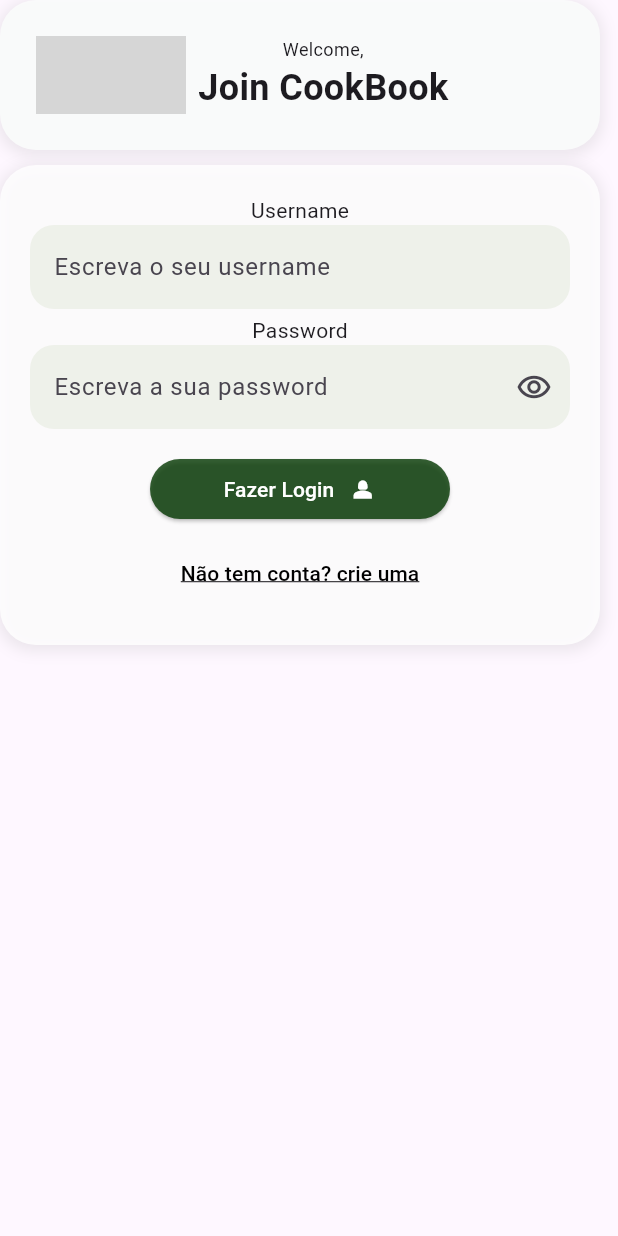
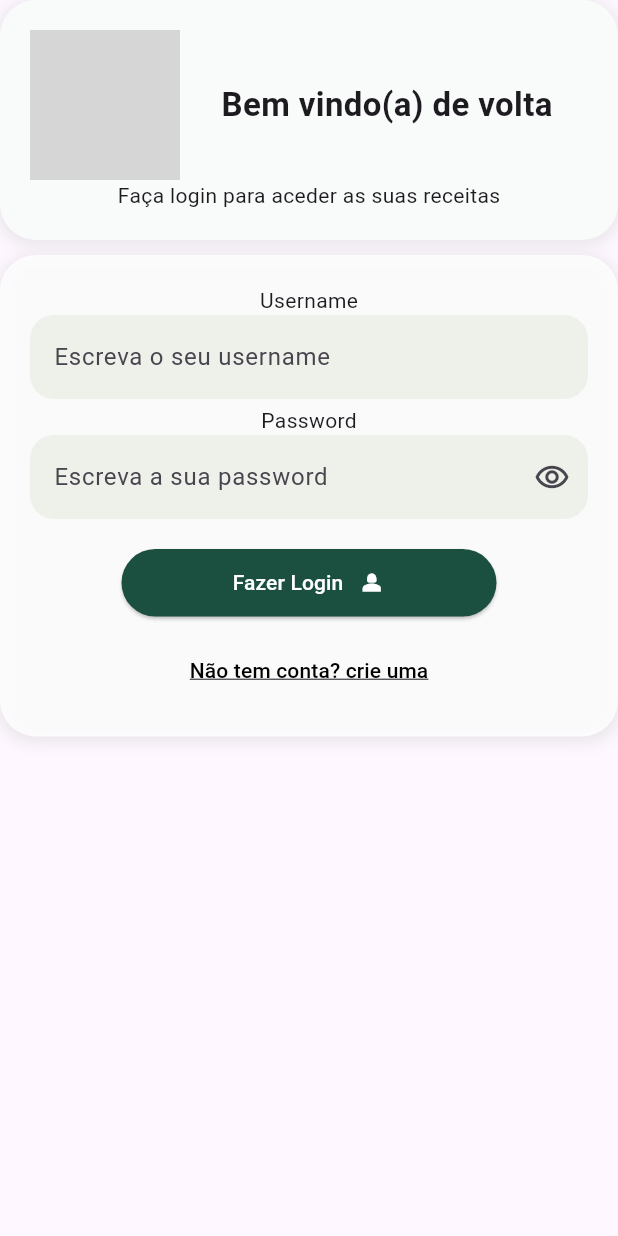
Before and after one commit to Gui-KO4/Cookbook, a Flutter app: the screen it shows after launch, after a tap on the "person outline" icon, on a phone screen of 412 x 824 dp. Run offline on Flutter 3.47's test engine with Material 3 defaults, Android fonts, the phone set to English and light mode, and no system bars; network calls fail; Roboto replaces fonts that are missing (poppins); grey boxes are pictures that could not be loaded.

Commit message:
login e register quase prontos

```diff
--- a/app/cookbook/lib/screens/loginscreen.dart
+++ b/app/cookbook/lib/screens/loginscreen.dart
@@ -37,33 +37,38 @@ class LoginForm extends State<LoginPage> {
                   ),
                 ],
               ),
-              width: 400,
-              height: 100,
-              padding: EdgeInsets.all(24),
+              padding: EdgeInsets.all(20),
               alignment: Alignment.topCenter,
-              child: Row(
+              child: Column(
+                children: [
+              Row(
                 children: [
                   Image.network(
                     "https://raw.githubusercontent.com/Gui-KO4/Cookbook/main/.github/assets/CookBook_mainlogo.png",
-                    width: 100,
-                    height: 120,
+                    height: 100,
+                    width: 100
                   ),
-                  SizedBox(width: 8),
-                  Column(
+                  SizedBox(width: 4),
+                  Expanded(
+                  child:Column(
                     mainAxisAlignment: MainAxisAlignment.center,
                     children: [
-                      Text("Welcome,", style: TextStyle(fontSize: 12)),
                       Text(
-                        "Join CookBook",
+                        "Bem vindo(a) de volta",
                         style: TextStyle(
-                          fontSize: 24,
+                          fontSize: 22,
                           fontWeight: FontWeight.bold,
                         ),
                       ),
+
                     ],
+                  ),
                   ),
                 ],
               ),
+            Text("Faça login para aceder as suas receitas",style: TextStyle(fontSize: 14)),
+                ]
+              )
             ),
             SizedBox(height: 10),
             Container(
@@ -80,8 +85,6 @@ class LoginForm extends State<LoginPage> {
                   ),
                 ],
               ),
-              width: 400,
-              height: 320,
               padding: EdgeInsets.all(20),
               child: Form(
                 key: loginKey,
@@ -103,8 +106,8 @@ class LoginForm extends State<LoginPage> {
                         if (valor == null || valor.trim().isEmpty) {
                           return "Escreva o seu username";
                         }
-                        if (valor.length < 3) {
-                          return "O nome tem de ter pelo menos 3 caracteres";
+                        if (valor.isEmpty) {
+                          return "Escreva o seu username";
                         }
                       },
                     ),
@@ -130,20 +133,21 @@ class LoginForm extends State<LoginPage> {
                         }
                       },
                     ),
+
+
                     SizedBox(height: 20),
 
                     Container(
                       //container dos botoes
-                      height: 100,
                       alignment: Alignment.center,
                       child: Column(
                         children: [
                           SizedBox(
-                            height: 40,
-                            width: 200,
+                            height: 45,
+                            width: 250,
                             child: ElevatedButton(
                               style: ElevatedButton.styleFrom(
-                                backgroundColor: Color.fromARGB(210, 11, 62, 9),
+                                backgroundColor: Color.fromARGB(255, 27, 79, 64),
                                 foregroundColor: const Color.fromARGB(
                                   255,
                                   255,
@@ -151,8 +155,11 @@ class LoginForm extends State<LoginPage> {
                                   255,
                                 ),
                               ),
-                              onPressed: () =>
-                                  Navigator.pushNamed(context, '/'),
+                              onPressed: () {
+                                if (loginKey.currentState!.validate()) {
+                                  Navigator.pushNamed(context, '/');
+                                }
+                              },
                               child: Row(
                                 mainAxisAlignment: MainAxisAlignment.center,
                                 children: [
@@ -169,7 +176,7 @@ class LoginForm extends State<LoginPage> {
                             onPressed: () {
                               Navigator.pushNamed(context, '/register');
                             },
-                            child: Text("Não tem conta? crie uma",style: TextStyle(decoration: TextDecoration.underline),),
+                            child: Text("Não tem conta? crie uma",style: TextStyle(decoration: TextDecoration.underline)),
                           ),
                         ],
                       ),
```
Also changed, not shown: app/cookbook/lib/screens/registerscreen.dart (+66 -32 lines).
